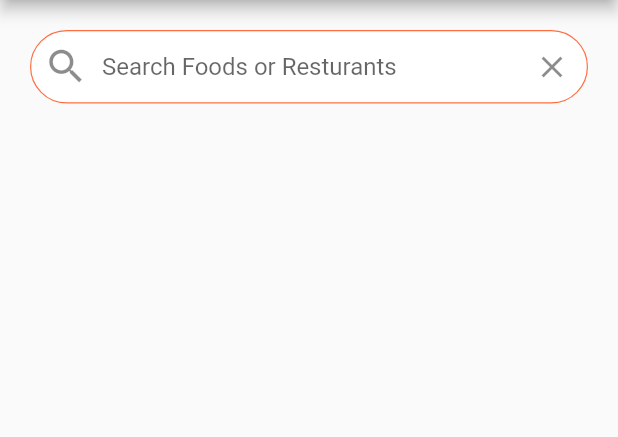
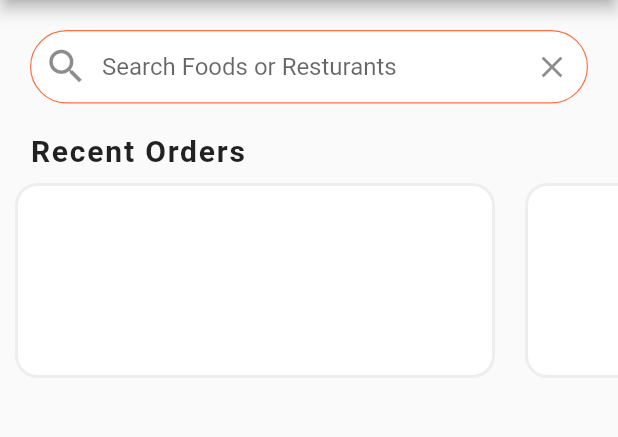
Before and after one commit to NdegwaJulius/food-delivery-UI, a Flutter app: the screen it shows after launch, on a phone screen of 412 x 824 dp, the part 84-521 px from its top. Run offline on Flutter 3.47's test engine with Material 2 defaults, Android fonts, the phone set to English and light mode, and no system bars.

Commit message:
Adding horizontal listview for Recent Orders

```diff
--- a/lib/screens/home_screen.dart
+++ b/lib/screens/home_screen.dart
@@ -1,5 +1,6 @@
 import 'package:flutter/material.dart';
 import 'package:food_delivery_app/data/data.dart';
+import 'package:food_delivery_app/widgets/recent_orders.dart';
 
 class HomeScreen extends StatefulWidget {
   const HomeScreen({Key? key}) : super(key: key);
@@ -63,6 +64,7 @@ class _HomeScreenState extends State<HomeScreen> {
               ),
             ),
           ),
+          RecentOrders(),
         ],
       ),
     );
--- /dev/null
+++ b/lib/widgets/recent_orders.dart
@@ -0,0 +1,54 @@
+import 'package:flutter/material.dart';
+import 'package:food_delivery_app/data/data.dart';
+import 'package:food_delivery_app/models/order.dart';
+
+class RecentOrders extends StatelessWidget {
+  _biuldRecentOrder(BuildContext context, Order order) {
+    return Container(
+      margin: EdgeInsets.all(10),
+      width: 320.0,
+      decoration: BoxDecoration(
+        color: Colors.white,
+        borderRadius: BorderRadius.circular(15.0),
+        border: Border.all(
+          width: 2.0,
+          color: (Colors.grey[200])!,
+        ),
+      ),
+    );
+  }
+
+  const RecentOrders({Key? key}) : super(key: key);
+
+  @override
+  Widget build(BuildContext context) {
+    return Column(
+      crossAxisAlignment: CrossAxisAlignment.start,
+      children: <Widget>[
+        Padding(
+          padding: EdgeInsets.symmetric(horizontal: 20.0),
+          child: Text(
+            'Recent Orders',
+            style: TextStyle(
+              fontSize: 20.0,
+              fontWeight: FontWeight.w600,
+              letterSpacing: 1.2,
+            ),
+          ),
+        ),
+        Container(
+          height: 150.0,
+          //color: Colors.deepOrangeAccent,
+          child: ListView.builder(
+            scrollDirection: Axis.horizontal,
+            itemCount: currentUser.orders.length,
+            itemBuilder: (BuildContext context, int index) {
+              Order order = currentUser.orders[index];
+              return _biuldRecentOrder(context, order);
+            },
+          ),
+        ),
+      ],
+    );
+  }
+}
```
